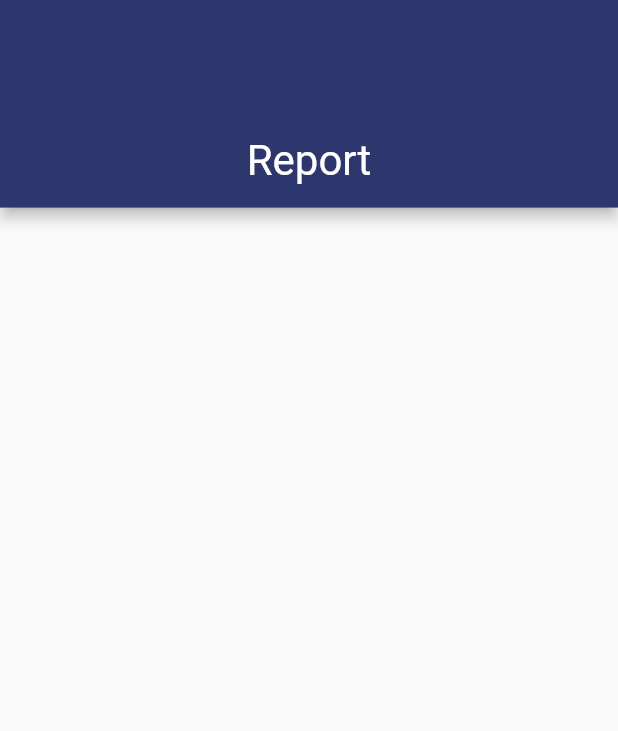
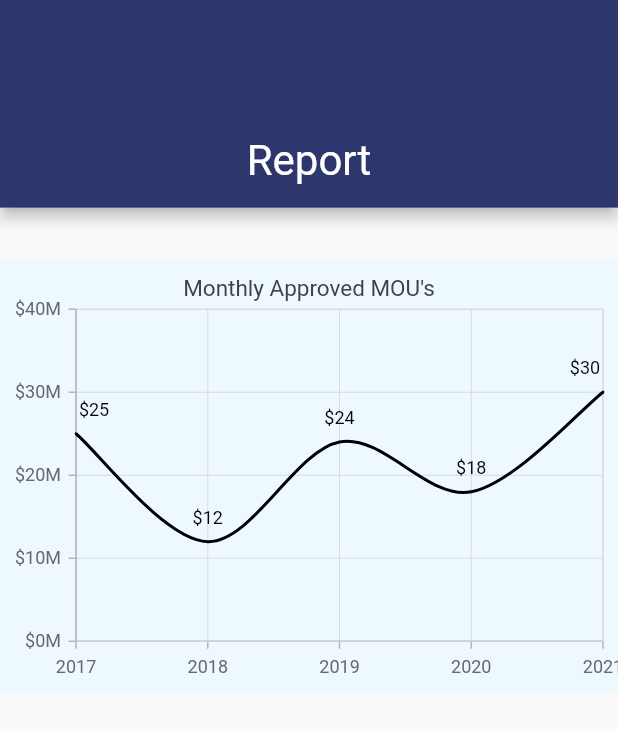
Before and after one commit to Innovation-Hub-MIT-WPU/MoU-Tracker, a Flutter app: the screen it shows after launch, on a phone screen of 412 x 824 dp. Shown: the top 731 px of the screen. Run offline on Flutter 3.47's test engine with Material 2 defaults, Android fonts, the phone set to English and light mode, and no system bars; our stand-ins replace firebase_core, fluttertoast, image_picker, string_validator, syncfusion_flutter_charts; accounts and stored records are empty; Roboto replaces fonts that are missing (RumRaisin).

Commit message:
spline_chart_added

```diff
--- a/lib/screens/main_tabs/stats_page.dart
+++ b/lib/screens/main_tabs/stats_page.dart
@@ -1,7 +1,10 @@
-// ignore_for_file: sort_child_properties_last
+// ignore_for_file: sort_child_properties_last, prefer_const_constructors, prefer_const_literals_to_create_immutables
 
 import 'package:MouTracker/common_utils/utils.dart';
 import 'package:flutter/material.dart';
+import 'package:syncfusion_flutter_charts/charts.dart';
+import 'package:syncfusion_flutter_charts/sparkcharts.dart';
+import 'package:intl/intl.dart';
 
 class StatsPage extends StatefulWidget {
   const StatsPage({Key? key}) : super(key: key);
@@ -11,10 +14,54 @@ class StatsPage extends StatefulWidget {
 }
 
 class StatsPageState extends State<StatsPage> {
+  late List<SalesData> _chartData;
+  late TooltipBehavior _tooltipBehavior;
+
+  @override
+  void initState() {
+    _chartData = getChartData();
+    _tooltipBehavior = TooltipBehavior(enable: true);
+    super.initState();
+  }
+
+  List<SalesData> getChartData() {
+    final List<SalesData> chartData = [
+      SalesData(2017, 25),
+      SalesData(2018, 12),
+      SalesData(2019, 24),
+      SalesData(2020, 18),
+      SalesData(2021, 30)
+    ];
+    return chartData;
+  }
+
   @override
   Widget build(BuildContext context) {
     return Scaffold(
-      appBar: AppBar(
+      appBar: appBar(),
+      body: SingleChildScrollView(
+        child: Column(
+          children: [
+            SizedBox(
+              height: 10,
+            ),
+            Padding(
+              padding: EdgeInsets.only(
+                  top: MediaQuery.of(context).size.height * 0.03),
+              child: Container(
+                height: MediaQuery.of(context).size.height * 0.35,
+                width: MediaQuery.of(context).size.width,
+                child: lineChart(),
+              ),
+            )
+          ],
+        ),
+      ),
+    );
+  }
+
+  AppBar appBar() {
+    return AppBar(
       backgroundColor: hexStringToColor("2D376E"),
       bottom: PreferredSize(
           child: Padding(
@@ -31,7 +78,36 @@ class StatsPageState extends State<StatsPage> {
           preferredSize:
               Size.fromHeight(MediaQuery.of(context).size.height * 0.1)),
       centerTitle: true,
-      ),
+    );
+  }
+
+  Widget lineChart() {
+    return SfCartesianChart(
+      backgroundColor: hexStringToColor("EDF9FF"),
+      title: ChartTitle(text: "Monthly Approved MOU's"),
+      //legend: Legend(isVisible: true),
+      tooltipBehavior: _tooltipBehavior,
+      series: <ChartSeries>[
+        SplineSeries<SalesData, double>(
+          //name: 'Sales',
+          color: Colors.black,
+          dataSource: _chartData,
+          xValueMapper: (SalesData sales, _) => sales.year,
+          yValueMapper: (SalesData sales, _) => sales.sales,
+          dataLabelSettings: DataLabelSettings(isVisible: true),
+          enableTooltip: true,
+        )
+      ],
+      primaryXAxis: NumericAxis(edgeLabelPlacement: EdgeLabelPlacement.shift),
+      primaryYAxis: NumericAxis(
+          labelFormat: '{value}M',
+          numberFormat: NumberFormat.simpleCurrency(decimalDigits: 0)),
     );
   }
 }
+
+class SalesData {
+  SalesData(this.year, this.sales);
+  final double year;
+  final double sales;
+}
--- a/pubspec.yaml
+++ b/pubspec.yaml
@@ -39,6 +39,8 @@ dependencies:
   image_picker: ^0.8.5+3
   fluttertoast: ^8.0.9
   string_validator: ^0.3.0
+  syncfusion_flutter_charts: ^20.2.36
+  fl_chart: ^0.55.0
 
 dev_dependencies:
   flutter_test:
```
Also changed, not shown: 1 other file. Lines whose indentation alone changed are shown as unchanged.
